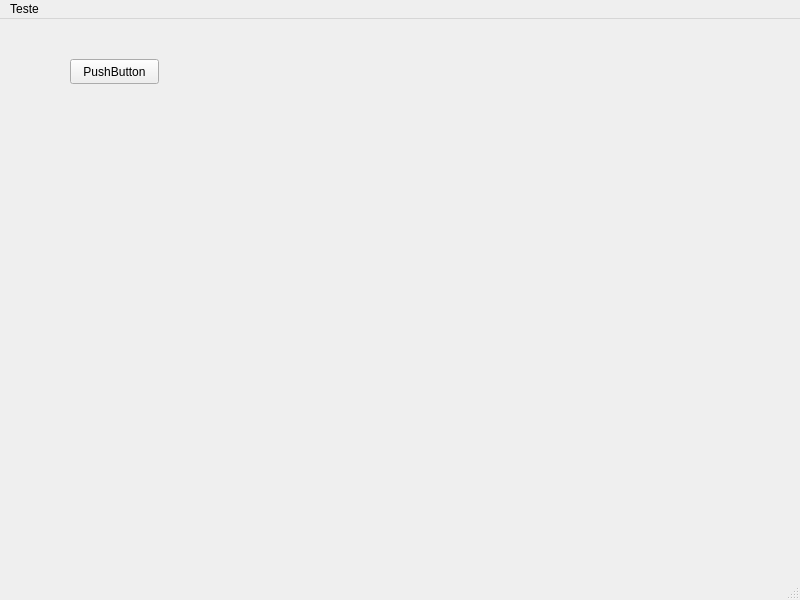
joearrop/dialogue_wifi, file slave00/mainwindow.ui: the form before one commit.
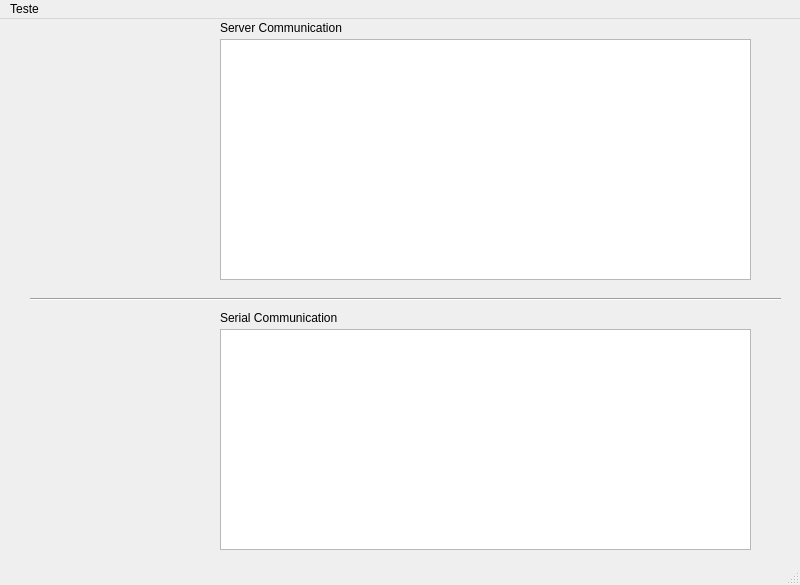
The form after the commit.

Patch:
```diff
--- a/slave00/mainwindow.ui
+++ b/slave00/mainwindow.ui
@@ -7,7 +7,7 @@
     <x>0</x>
     <y>0</y>
     <width>800</width>
-    <height>600</height>
+    <height>585</height>
    </rect>
   </property>
   <property name="cursor">
@@ -17,17 +17,94 @@
    <string>MainWindow</string>
   </property>
   <widget class="QWidget" name="centralwidget">
-   <widget class="QPushButton" name="pushButton">
+   <widget class="QTextEdit" name="textEdit_0">
+    <property name="enabled">
+     <bool>true</bool>
+    </property>
     <property name="geometry">
      <rect>
-      <x>70</x>
-      <y>40</y>
-      <width>89</width>
-      <height>25</height>
+      <x>220</x>
+      <y>20</y>
+      <width>531</width>
+      <height>241</height>
      </rect>
     </property>
+    <property name="acceptDrops">
+     <bool>true</bool>
+    </property>
+    <property name="verticalScrollBarPolicy">
+     <enum>Qt::ScrollBarAsNeeded</enum>
+    </property>
+    <property name="readOnly">
+     <bool>true</bool>
+    </property>
+   </widget>
+   <widget class="QTextEdit" name="textEdit_1">
+    <property name="geometry">
+     <rect>
+      <x>220</x>
+      <y>310</y>
+      <width>531</width>
+      <height>221</height>
+     </rect>
+    </property>
+    <property name="verticalScrollBarPolicy">
+     <enum>Qt::ScrollBarAsNeeded</enum>
+    </property>
+    <property name="lineWrapColumnOrWidth">
+     <number>0</number>
+    </property>
+    <property name="readOnly">
+     <bool>true</bool>
+    </property>
+    <property name="html">
+     <string>&lt;!DOCTYPE HTML PUBLIC &quot;-//W3C//DTD HTML 4.0//EN&quot; &quot;http://www.w3.org/TR/REC-html40/strict.dtd&quot;&gt;
+&lt;html&gt;&lt;head&gt;&lt;meta name=&quot;qrichtext&quot; content=&quot;1&quot; /&gt;&lt;style type=&quot;text/css&quot;&gt;
+p, li { white-space: pre-wrap; }
+&lt;/style&gt;&lt;/head&gt;&lt;body style=&quot; font-family:'Ubuntu'; font-size:11pt; font-weight:400; font-style:normal;&quot;&gt;
+&lt;p style=&quot;-qt-paragraph-type:empty; margin-top:0px; margin-bottom:0px; margin-left:0px; margin-right:0px; -qt-block-indent:0; text-indent:0px;&quot;&gt;&lt;br /&gt;&lt;/p&gt;&lt;/body&gt;&lt;/html&gt;</string>
+    </property>
+    <property name="placeholderText">
+     <string/>
+    </property>
+   </widget>
+   <widget class="Line" name="line">
+    <property name="geometry">
+     <rect>
+      <x>30</x>
+      <y>270</y>
+      <width>751</width>
+      <height>20</height>
+     </rect>
+    </property>
+    <property name="orientation">
+     <enum>Qt::Horizontal</enum>
+    </property>
+   </widget>
+   <widget class="QLabel" name="label">
+    <property name="geometry">
+     <rect>
+      <x>220</x>
+      <y>0</y>
+      <width>171</width>
+      <height>17</height>
+     </rect>
+    </property>
     <property name="text">
-     <string>PushButton</string>
+     <string>Server Communication</string>
+    </property>
+   </widget>
+   <widget class="QLabel" name="label_2">
+    <property name="geometry">
+     <rect>
+      <x>220</x>
+      <y>290</y>
+      <width>171</width>
+      <height>17</height>
+     </rect>
+    </property>
+    <property name="text">
+     <string>Serial Communication</string>
     </property>
    </widget>
   </widget>
```
